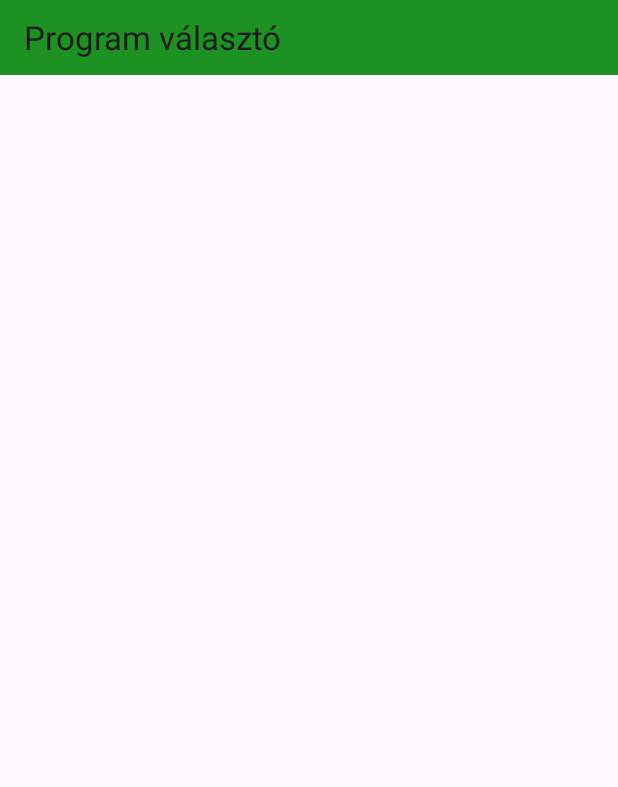
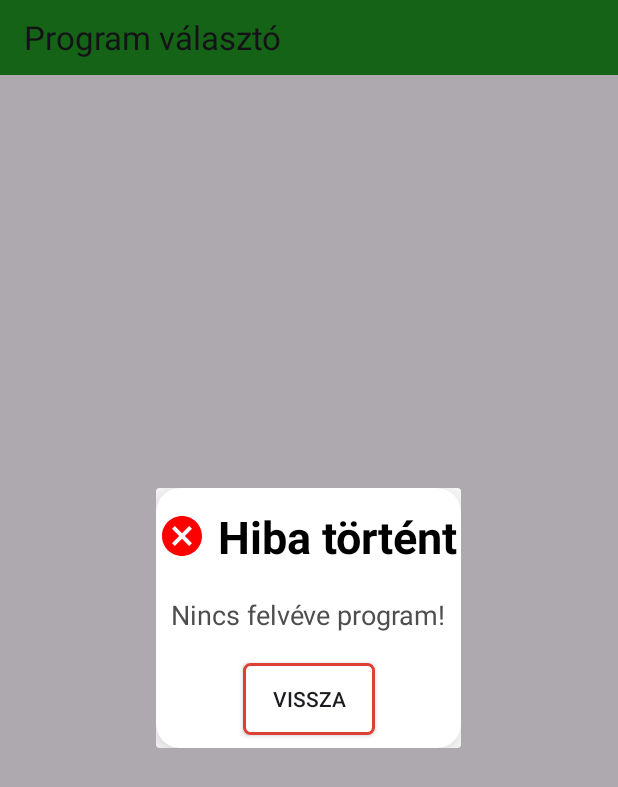
Before and after one commit to DavidArthur2/RunnerApp, an Android app: the ProgramSelectorFragment screen opened directly, with no data from a screen before it, on a phone screen of 412 x 824 dp. Shown: the top 787 px of the screen. Run offline under Robolectric (Android 15) with nearby library versions, the light colour scheme and no system bars; our stand-ins replace Firebase (no records; nobody signed in at launch, a user with empty details on screens opened directly).

Commit message:
Added Loading Screen Added Error Dialog instead of Toast

```diff
--- a/app/src/main/java/com/festipay/runnerapp/activities/SecondActivity.kt
+++ b/app/src/main/java/com/festipay/runnerapp/activities/SecondActivity.kt
@@ -16,6 +16,7 @@
 import com.festipay.runnerapp.fragments.InventoryFragment
 import com.festipay.runnerapp.fragments.ProgramSelectorFragment
 import com.festipay.runnerapp.utilities.FragmentType
+import com.festipay.runnerapp.utilities.Functions.showLoadingScreen
 import com.google.android.material.bottomnavigation.BottomNavigationView
 
 class SecondActivity : AppCompatActivity() {
@@ -101,6 +102,7 @@
 
                 else -> InstallFragment()
             }
+            showLoadingScreen(this)
             supportFragmentManager.beginTransaction()
                 //.setCustomAnimations(R.anim.slide_in_right, R.anim.slide_out_left, R.anim.slide_in_left, R.anim.slide_out_right)
                 .replace(R.id.frameLayout, fragment)
--- a/app/src/main/java/com/festipay/runnerapp/fragments/DemolitionFragment.kt
+++ b/app/src/main/java/com/festipay/runnerapp/fragments/DemolitionFragment.kt
@@ -17,6 +17,8 @@
 import com.festipay.runnerapp.utilities.Mode
 import com.festipay.runnerapp.database.Database
 import com.festipay.runnerapp.utilities.DateFormatter
+import com.festipay.runnerapp.utilities.Functions
+import com.festipay.runnerapp.utilities.Functions.hideLoadingScreen
 import com.festipay.runnerapp.utilities.showError
 import com.google.firebase.Timestamp
 import com.google.firebase.firestore.Query
@@ -70,7 +72,7 @@
 
                 }
                 else{
-                    showError(requireContext(), "Nincs felvéve egy telephely se")
+                    showError(requireContext(), "Nincs felvéve telephely!")
                 }
             }.addOnFailureListener { exception ->
                 showError(requireContext(), "Can't read documents in telephelyek_bontas: $exception")
@@ -108,6 +110,7 @@
 
         val adapt = CompanyDemolitionAdapter(itemList)
         recyclerView.adapter = adapt
+        hideLoadingScreen()
 
         adapt.setOnItemClickListener(object : CompanyDemolitionAdapter.OnItemClickListener {
             override fun onItemClick(position: Int, companyDemolition: CompanyDemolition) {
--- a/app/src/main/java/com/festipay/runnerapp/fragments/InstallFragment.kt
+++ b/app/src/main/java/com/festipay/runnerapp/fragments/InstallFragment.kt
@@ -18,6 +18,7 @@
 import com.festipay.runnerapp.utilities.Mode
 import com.festipay.runnerapp.database.Database
 import com.festipay.runnerapp.utilities.DateFormatter.TimestampToLocalDateTime
+import com.festipay.runnerapp.utilities.Functions.hideLoadingScreen
 import com.festipay.runnerapp.utilities.showError
 import com.google.android.material.bottomnavigation.BottomNavigationView
 import com.google.firebase.Timestamp
@@ -77,7 +78,7 @@
 
             }
             else{
-                showError(requireContext(), "Nincs felvéve egy telephely se")
+                showError(requireContext(), "Nincs felvéve telephely!")
             }
         }.addOnFailureListener { exception ->
             showError(requireContext(), "Can't read documents in telephelyek: $exception")
@@ -115,6 +116,7 @@
 
         val adapt = CompanyInstallAdapter(itemList)
         recyclerView.adapter = adapt
+        hideLoadingScreen()
 
         adapt.setOnItemClickListener(object : CompanyInstallAdapter.OnItemClickListener {
             override fun onItemClick(position: Int, companyInstall: CompanyInstall) {
--- a/app/src/main/java/com/festipay/runnerapp/fragments/InventoryFragment.kt
+++ b/app/src/main/java/com/festipay/runnerapp/fragments/InventoryFragment.kt
@@ -17,6 +17,8 @@
 import com.festipay.runnerapp.utilities.Mode
 import com.festipay.runnerapp.database.Database
 import com.festipay.runnerapp.utilities.DateFormatter
+import com.festipay.runnerapp.utilities.Functions
+import com.festipay.runnerapp.utilities.Functions.hideLoadingScreen
 import com.festipay.runnerapp.utilities.showError
 import com.google.firebase.Timestamp
 import com.google.firebase.firestore.Query
@@ -68,7 +70,7 @@
 
                     }
                     else{
-                        showError(requireContext(), "Nincs felvéve egy tárgy se")
+                        showError(requireContext(), "Nincs felvéve tárgy!")
                     }
                 }catch(ex: Exception){
                     showError(requireContext(), "Error in loadInventoryList: $ex")
@@ -111,6 +113,7 @@
 
         val adapt = InventoryAdapter(itemList)
         recyclerView.adapter = adapt
+        hideLoadingScreen()
 
         adapt.setOnItemClickListener(object : InventoryAdapter.OnItemClickListener {
             override fun onItemClick(position: Int, inventoryItem: Inventory) {
--- a/app/src/main/java/com/festipay/runnerapp/fragments/ProgramSelectorFragment.kt
+++ b/app/src/main/java/com/festipay/runnerapp/fragments/ProgramSelectorFragment.kt
@@ -13,6 +13,7 @@
 import com.festipay.runnerapp.data.Program
 import com.festipay.runnerapp.utilities.CurrentState
 import com.festipay.runnerapp.database.Database
+import com.festipay.runnerapp.utilities.Functions.hideLoadingScreen
 import com.festipay.runnerapp.utilities.showError
 import com.google.android.material.bottomnavigation.BottomNavigationView
 
@@ -49,7 +50,7 @@
                 setupView(view)
             }
             else{
-                showError(requireContext(), "Nincs felvéve egy program se")
+                showError(requireContext(), "Nincs felvéve program!")
             }
         }.addOnFailureListener { exception ->
             showError(requireContext(), "Can't read documents in programok: $exception")
@@ -65,6 +66,7 @@
 
         val adapt = ProgramAdapter(itemList)
         recyclerView.adapter = adapt
+        hideLoadingScreen()
 
         adapt.setOnItemClickListener(object : ProgramAdapter.OnItemClickListener {
             override fun onItemClick(position: Int, program: Program) {
@@ -76,6 +78,7 @@
 
             }
         })
+
     }
 
     override fun loadComments(view: View) {
--- a/app/src/main/java/com/festipay/runnerapp/utilities/CurrentState.kt
+++ b/app/src/main/java/com/festipay/runnerapp/utilities/CurrentState.kt
@@ -1,4 +1,6 @@
 package com.festipay.runnerapp.utilities
+
+import android.app.Dialog
 
 enum class Mode{
     INSTALL,
@@ -12,4 +14,5 @@
     var companySite: String? = null
     var userName: String? = null
     var fragmentType: FragmentType? = null
+    var loadingScreen: Dialog? = null
 }
--- /dev/null
+++ b/app/src/main/java/com/festipay/runnerapp/utilities/Functions.kt
@@ -0,0 +1,36 @@
+package com.festipay.runnerapp.utilities
+
+import android.app.Dialog
+import android.content.Context
+import android.view.ViewGroup
+import android.widget.Button
+import android.widget.TextView
+import androidx.core.content.ContextCompat.getDrawable
+import com.festipay.runnerapp.R
+
+object Functions {
+    fun showLoadingScreen(context: Context){
+        val dialog = Dialog(context)
+        dialog.setContentView(R.layout.loading_screen)
+        dialog.window?.setLayout(ViewGroup.LayoutParams.WRAP_CONTENT, ViewGroup.LayoutParams.WRAP_CONTENT)
+        //dialog.window?.setBackgroundDrawable(ColorDrawable(Color.TRANSPARENT))
+        dialog.setCancelable(false)
+        dialog.show()
+        CurrentState.loadingScreen = dialog
+    }
+    fun hideLoadingScreen(){
+        CurrentState.loadingScreen?.dismiss()
+    }
+
+    fun showErrorDialog(context: Context, message: String){
+        val dialog = Dialog(context)
+        dialog.setContentView(R.layout.error_dialog)
+        dialog.window?.setLayout(ViewGroup.LayoutParams.WRAP_CONTENT,ViewGroup.LayoutParams.WRAP_CONTENT)
+        dialog.setCancelable(false)
+        dialog.findViewById<TextView>(R.id.error_dialog_message).text = message
+        dialog.show()
+        dialog.findViewById<Button>(R.id.back_button).setOnClickListener {
+            dialog.dismiss()
+        }
+    }
+}
--- a/app/src/main/java/com/festipay/runnerapp/utilities/Logger.kt
+++ b/app/src/main/java/com/festipay/runnerapp/utilities/Logger.kt
@@ -7,6 +7,8 @@
 import android.text.style.ForegroundColorSpan
 import android.util.Log
 import android.widget.Toast
+import com.festipay.runnerapp.utilities.Functions.hideLoadingScreen
+import com.festipay.runnerapp.utilities.Functions.showErrorDialog
 import java.io.File
 import java.text.SimpleDateFormat
 import java.util.*
@@ -39,10 +41,11 @@
 }
 
 fun showError(context:Context?, message: String){
-    val toastMessage = SpannableString(message)
-    toastMessage.setSpan(ForegroundColorSpan(Color.RED), 0, message.length, Spannable.SPAN_EXCLUSIVE_EXCLUSIVE)
-    Toast.makeText(context, "Hiba történt: $toastMessage", Toast.LENGTH_LONG).show()
-    logToFile("showError: $toastMessage")
+    hideLoadingScreen()
+    if (context != null)
+        showErrorDialog(context, message)
+
+    logToFile("showError: $message")
 }
 
 fun showWarning(context:Context?, message: String){
--- a/app/src/main/res/layout/activity_second.xml
+++ b/app/src/main/res/layout/activity_second.xml
@@ -24,6 +24,7 @@
         app:layout_constraintBottom_toBottomOf="parent"
         app:layout_constraintEnd_toEndOf="parent"
         app:layout_constraintStart_toStartOf="parent"
+        android:theme="@style/Base.Theme.RunnerApp"
         app:menu="@menu/bottom_nav_menu"/>
 
     <FrameLayout
--- a/app/src/main/res/values/strings.xml
+++ b/app/src/main/res/values/strings.xml
@@ -11,13 +11,13 @@
     <string name="app_exit">Kilépés</string>
     <string name="exit_text">Kilépés</string>
     <string name="exit_dialog_message">Biztosan ki szeretnél lépni?</string>
-    <string name="install_string">Telepités</string>
+    <string name="install_string">Telepítés</string>
     <string name="demolition_string">Bontás</string>
     <string name="inventory_string">Leltár</string>
     <string name="program_selector_title">Program választó</string>
     <!-- TODO: Remove or change this placeholder text -->
     <string name="hello_blank_fragment">Hello blank fragment</string>
-    <string name="install_title">Telepités</string>
+    <string name="install_title">Telepítés</string>
     <string name="kiadvaText">Kiadva:</string>
     <string name="nem_kirakhatoText">Nem kirakható:</string>
     <string name="kirakvaText">Kirakva:</string>
```
Also changed, not shown: app/src/main/java/com/festipay/runnerapp/activities/MainActivity.kt (+5 -2 lines), app/src/main/res/layout/loading_screen.xml (added, +20 -0 lines).
